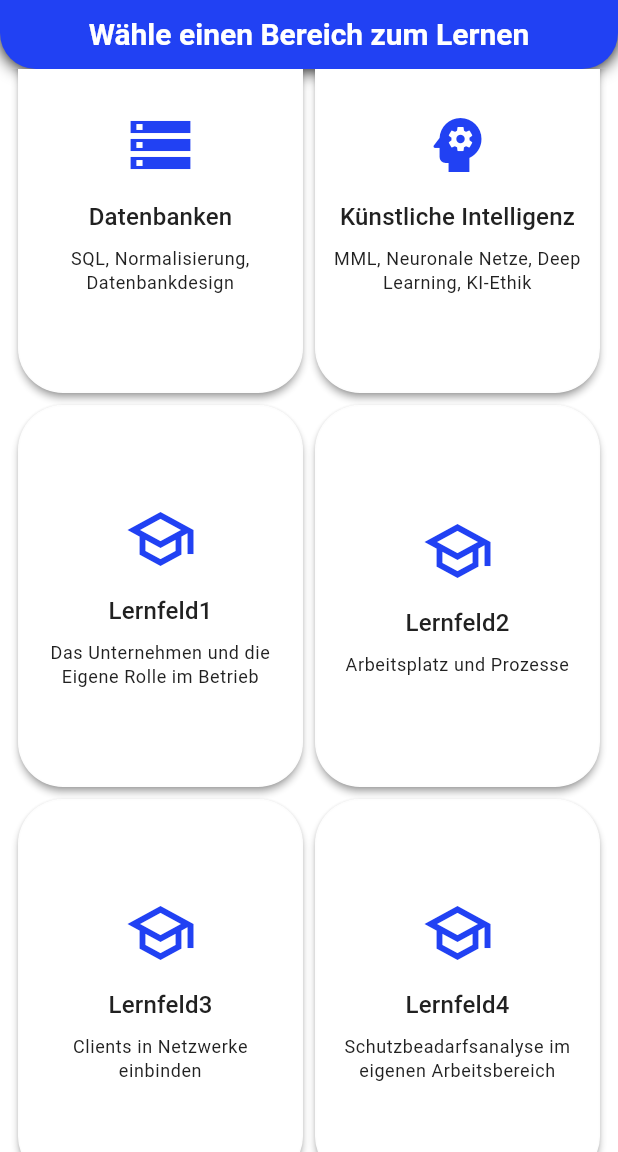
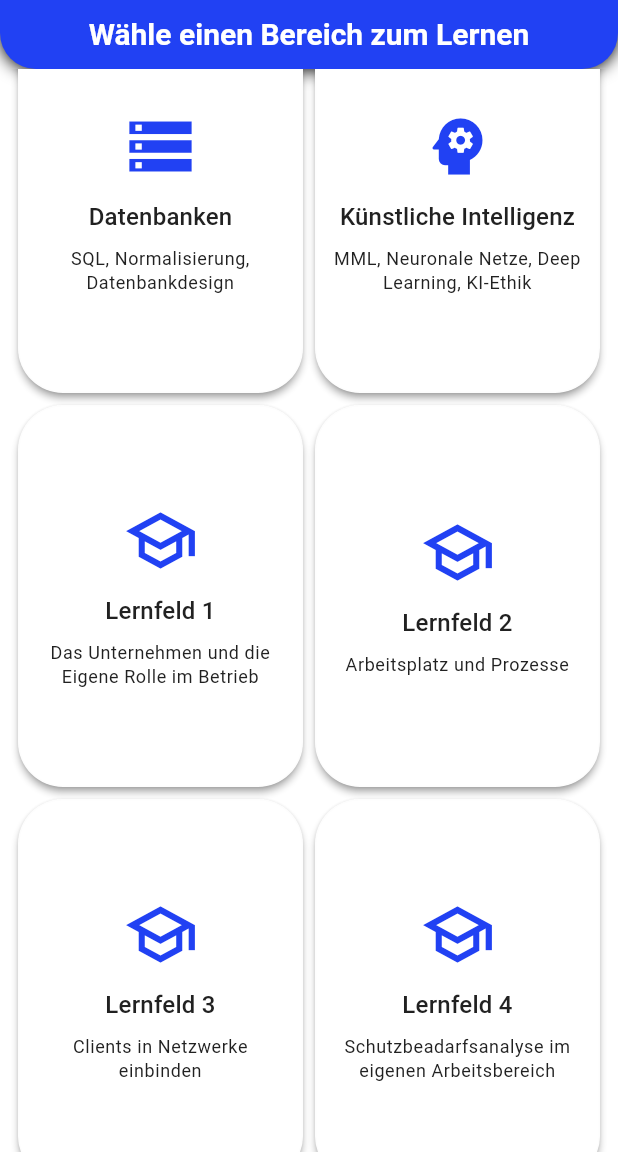
Before and after one commit to Ragnar-dot/Learnings, a Flutter app: the CategoryScreen screen opened directly, scrolled down 576 dp, on a phone screen of 412 x 824 dp, the part 84-1236 px from its top. Run offline on Flutter 3.47's test engine with Material 3 defaults, Android fonts, the phone set to English and light mode, and no system bars; our stand-ins replace flip_card, flutter_inset_shadow, flutter_svg, shared_preferences; missing offline and left inert: flutter_pdfview; accounts and stored records are empty.

Commit message:
060320252

```diff
--- a/assets/lernfeld1.json
+++ b/assets/lernfeld1.json
@@ -1,6 +1,6 @@
 {
     "categories": {
-      "Lernfeld1": {
+      "Lernfeld 1": {
         "description": "Das Unternehmen und die Eigene Rolle im Betrieb",
         "questions": [
     {
--- a/assets/lernfeld2.json
+++ b/assets/lernfeld2.json
@@ -1,6 +1,6 @@
 {
     "categories": {
-      "Lernfeld2": {
+      "Lernfeld 2": {
         "description": "Arbeitsplatz und Prozesse",
     "questions": [
       {
--- a/assets/lernfeld3.json
+++ b/assets/lernfeld3.json
@@ -1,6 +1,6 @@
 {
     "categories": {
-      "Lernfeld3": {
+      "Lernfeld 3": {
         "description": "Clients in Netzwerke einbinden",
         "questions": [
           {
--- a/assets/lernfeld4.json
+++ b/assets/lernfeld4.json
@@ -1,6 +1,6 @@
 {
     "categories": {
-      "Lernfeld4": {
+      "Lernfeld 4": {
         "description": "Schutzbeadarfanalyse",
         "questions": [
           {
--- a/assets/lernfeld5.json
+++ b/assets/lernfeld5.json
@@ -1,6 +1,6 @@
 {
     "categories": {
-      "Lernfeld5": {
+      "Lernfeld 5": {
         "description": "Software zur Verwaltung von Daten anpassen",
         "questions": [
           {
--- a/lib/screens/category_screen.dart
+++ b/lib/screens/category_screen.dart
@@ -1,3 +1,4 @@
+import 'package:flutter/cupertino.dart';
 import 'package:flutter/material.dart';
 import '../models/quiz_stats.dart';
 import 'quiz_screen.dart';
@@ -48,27 +49,27 @@ class _CategoryScreenState extends State<CategoryScreen> {
     },
 
     {
-      'name': 'Lernfeld1',
+      'name': 'Lernfeld 1',
       'icon': Icons.school_outlined,
       'description': 'Das Unternehmen und die Eigene Rolle im Betrieb',
     },
     {
-      'name': 'Lernfeld2',
+      'name': 'Lernfeld 2',
       'icon': Icons.school_outlined,
       'description': 'Arbeitsplatz und Prozesse',
     },
     {
-      'name': 'Lernfeld3',
+      'name': 'Lernfeld 3',
       'icon': Icons.school_outlined,
       'description': 'Clients in Netzwerke einbinden',
     },
     {
-      'name': 'Lernfeld4',
+      'name': 'Lernfeld 4',
       'icon': Icons.school_outlined,
       'description': 'Schutzbeadarfsanalyse im eigenen Arbeitsbereich',
     },
     {
-      'name': 'Lernfeld5',
+      'name': 'Lernfeld 5',
       'icon': Icons.school_outlined,
       'description': 'Software zur Verwaltung von Daten',
     },
@@ -79,22 +80,23 @@ class _CategoryScreenState extends State<CategoryScreen> {
     },
     {
       'name': 'Prüfungsfragen Set 1',
-      'icon': Icons.document_scanner_rounded,
+      'icon': CupertinoIcons.doc_text,
       'description': 'Simulierte Prüfungsfragen',
     },
     {
       'name': 'Prüfungsfragen Set 2',
-      'icon': Icons.document_scanner_rounded,
+      'icon': CupertinoIcons.doc_text,
       'description': 'Simulierte Prüfungsfragen',
     },
     {
       'name': 'Prüfungsfragen Set 3',
-      'icon': Icons.document_scanner_rounded,
+      'icon': CupertinoIcons.doc_text,
       'description': 'Simulierte Prüfungsfragen',
     },
         {
       'name': 'Prüfungsfragen Set 4',
-      'icon': Icons.document_scanner_rounded,
+      'icon': CupertinoIcons.doc_text,
+
       'description': 'Simulierte Prüfungsfragen',
     },
   ];
@@ -239,10 +241,10 @@ class _CategoryScreenState extends State<CategoryScreen> {
                         children: [
                           Icon(
                             categories[index]['icon'] as IconData,
-                            size: 48,
+                            size: 50,
                             color: theme.primaryColor,
                           ),
-                          const SizedBox(height: 12),
+                          const SizedBox(height: 10),
                           Text(
                             category,
                             style: theme.textTheme.titleMedium,
--- a/lib/screens/quiz_screen.dart
+++ b/lib/screens/quiz_screen.dart
@@ -67,19 +67,19 @@ class _QuizScreenState extends State<QuizScreen> {
       // Normale Fragen laden
       String jsonPath;
       switch (widget.category) {
-        case 'Lernfeld1':
+        case 'Lernfeld 1':
           jsonPath = 'assets/lernfeld1.json';
           break;
-        case 'Lernfeld2':
+        case 'Lernfeld 2':
           jsonPath = 'assets/lernfeld2.json';
           break;
-        case 'Lernfeld3':
+        case 'Lernfeld 3':
           jsonPath = 'assets/lernfeld3.json';
           break;
-        case 'Lernfeld4':
+        case 'Lernfeld 4':
           jsonPath = 'assets/lernfeld4.json';
           break;
-        case 'Lernfeld5':
+        case 'Lernfeld 5':
           jsonPath = 'assets/lernfeld5.json';
           break;
         default:
--- a/pubspec.yaml
+++ b/pubspec.yaml
@@ -18,6 +18,7 @@ dependencies:
   flutter_svg: ^2.0.17
   flip_card: ^0.7.0
   flutter_pdfview: ^1.4.0
+  cupertino_icons: ^1.0.8
 
 
 
```
Also changed, not shown: pubspec.lock.
